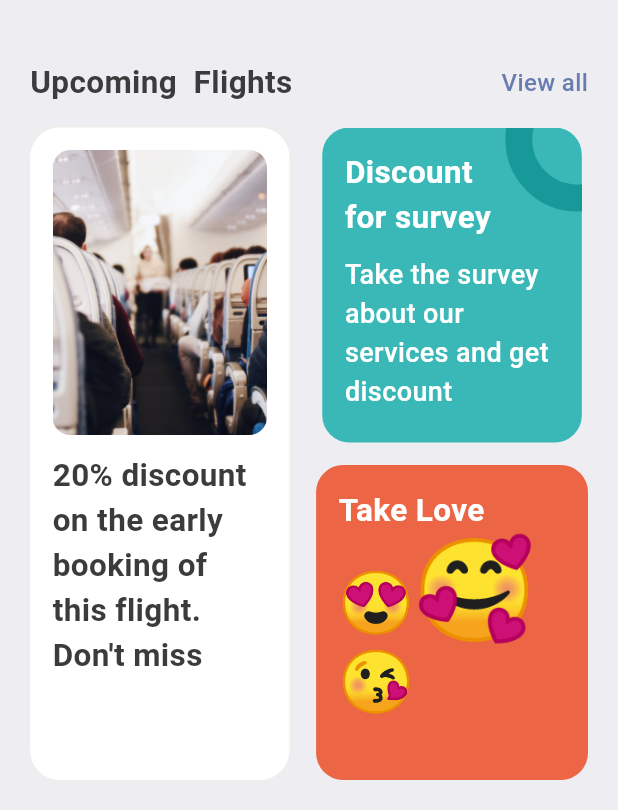
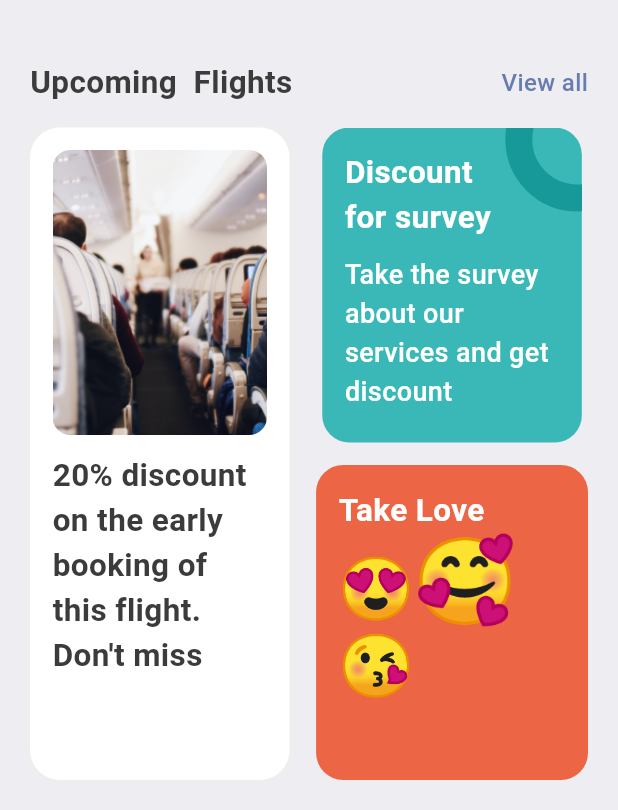
Before and after one commit to V-UNiQuE-V/travelit, a Flutter app: the SearchScreen screen opened directly, scrolled down 155 dp, on a phone screen of 412 x 824 dp, the part 426-1236 px from its top. Run offline on Flutter 3.47's test engine with Material 3 defaults, Android fonts, the phone set to English and light mode, and no system bars.

Commit message:
Ticket Screen : Color Overwriting

```diff
--- a/lib/base/bottom_nav_bar.dart
+++ b/lib/base/bottom_nav_bar.dart
@@ -2,6 +2,7 @@ import 'package:flutter/material.dart';
 import 'package:ticket_app/screens/search/search_screen.dart';
 
 import '../screens/home/home_screen.dart';
+import '../screens/ticket/ticket_screen.dart';
 class BottomNavBar extends StatefulWidget {
   const BottomNavBar({super.key});
 
@@ -15,7 +16,7 @@ class _BottomNavBarState extends State<BottomNavBar> {
     // const Center(child: Text("Home")),
     const HomeScreen(),
     const SearchScreen(),
-    const Center(child: Text("Tickets")),
+    const TicketScreen(),
     const Center(child: Text("Profile")),
   ];
   //change our index for BottomNavBar
--- a/lib/base/res/app_styles.dart
+++ b/lib/base/res/app_styles.dart
@@ -10,9 +10,12 @@ class AppStyles {
   static Color ticketOrange = const Color(0xFFF37B67);
   static Color khakiColor = const Color(0xFFd2bdb6);
   static Color ticketTabColor = const Color(0xFFF4F6FD);
-  static Color iconColor = const Color(0xFFBFC2DF);
+  static Color planeColor = const Color(0xFFBFC2DF);
   static Color findTicketColor = const Color(0xD91130CE);
   static Color circleColor = const Color(0xFF189999);
+  static Color ticketColor = Colors.white;
+  static Color dotColor = const Color(0xFF8ACCF7);
+  static Color planeSecondColor = const Color(0xFFBACCF7);
 
   static TextStyle textStyle = TextStyle(
     fontSize: 16,
@@ -38,7 +41,6 @@ class AppStyles {
   static TextStyle headLineStyle4 = TextStyle(
     fontSize: 14,
     fontWeight: FontWeight.w500,
-    color: Colors.white
   );
 
 }
--- a/lib/base/widgets/app_layoutbuilder_widget.dart
+++ b/lib/base/widgets/app_layoutbuilder_widget.dart
@@ -3,8 +3,9 @@ import 'package:flutter/material.dart';
 class AppLayoutBuilderWidget extends StatelessWidget {
   final int randomDivider;
   final double width;
+  final bool? isColor;
 
-  const AppLayoutBuilderWidget({super.key, required this.randomDivider, this.width=3});
+  const AppLayoutBuilderWidget({super.key, required this.randomDivider, this.width=3, this.isColor});
 
   @override
   Widget build(BuildContext context) {
@@ -14,7 +15,7 @@ class AppLayoutBuilderWidget extends StatelessWidget {
         mainAxisAlignment: MainAxisAlignment.spaceBetween,
         direction: Axis.horizontal,
         children: List.generate((constraints.constrainWidth()/randomDivider).floor(), (index) => SizedBox(
-          width: width, height: 1, child: DecoratedBox(decoration: BoxDecoration(color: Colors.white)),
+          width: width, height: 1, child: DecoratedBox(decoration: BoxDecoration(color: isColor==null? Colors.white : Colors.grey.shade300)),
         )),
 
         //length : constraints.constrainWidth()/randomDivider).floor() - tells how many widgets are we generating
--- a/lib/base/widgets/big_circle.dart
+++ b/lib/base/widgets/big_circle.dart
@@ -2,7 +2,8 @@ import 'package:flutter/material.dart';
 
 class BigCircle extends StatelessWidget {
   final bool isRight;
-  const BigCircle({super.key, required this.isRight});
+  final bool? isColor;
+  const BigCircle({super.key, required this.isRight, this.isColor});
 
   @override
   Widget build(BuildContext context) {
@@ -11,7 +12,7 @@ class BigCircle extends StatelessWidget {
       width: 10,
       child: DecoratedBox(
           decoration: BoxDecoration(
-              color: Colors.white,
+              color: isColor==null?Colors.white : Colors.grey.shade200,
               borderRadius: isRight==true?BorderRadius.only(
                   topLeft: Radius.circular(10),
                   bottomLeft: Radius.circular(10)
--- a/lib/base/widgets/big_dot.dart
+++ b/lib/base/widgets/big_dot.dart
@@ -1,14 +1,16 @@
 import 'package:flutter/material.dart';
+import 'package:ticket_app/base/res/app_styles.dart';
 
 class BigDot extends StatelessWidget {
-  const BigDot({super.key});
+  final bool? isColor;
+  const BigDot({super.key, this.isColor});
 
   @override
   Widget build(BuildContext context) {
     return Container(
       padding: EdgeInsets.all(3),
       decoration: BoxDecoration(
-        border: Border.all(width: 2.5, color: Colors.white),
+        border: Border.all(width: 2.5, color: isColor==null? Colors.white : AppStyles.dotColor),
         borderRadius: BorderRadius.circular(20),
       ),
     );
--- a/lib/base/widgets/text_style_fourth.dart
+++ b/lib/base/widgets/text_style_fourth.dart
@@ -5,14 +5,15 @@ import '../res/app_styles.dart';
 class TextStyleFourth extends StatelessWidget {
   final String text;
   final TextAlign align;
-  const TextStyleFourth({super.key, required this.text, this.align = TextAlign.start});
+  final bool? isColor;
+  const TextStyleFourth({super.key, required this.text, this.align = TextAlign.start, this.isColor});
 
   @override
   Widget build(BuildContext context) {
     return Text(
       text,
       textAlign: align,
-      style: AppStyles.headLineStyle4
+      style: isColor==null? AppStyles.headLineStyle4.copyWith(color: Colors.white) : AppStyles.headLineStyle4
     );
   }
 }
--- a/lib/base/widgets/text_style_third.dart
+++ b/lib/base/widgets/text_style_third.dart
@@ -4,13 +4,14 @@ import '../res/app_styles.dart';
 
 class TextStyleThird extends StatelessWidget {
   final String text;
-  const TextStyleThird({super.key, required this.text});
+  final bool? isColor;
+  const TextStyleThird({super.key, required this.text, this.isColor});
 
   @override
   Widget build(BuildContext context) {
     return Text(
     text,
-      style: AppStyles.headLineStyle3.copyWith(color: Colors.white),
+      style: isColor==null? AppStyles.headLineStyle3.copyWith(color: Colors.white) : AppStyles.headLineStyle3,
     );
   }
 }
--- a/lib/screens/search/search_screen.dart
+++ b/lib/screens/search/search_screen.dart
@@ -24,7 +24,7 @@ class SearchScreen extends StatelessWidget {
               fontSize: 35
           )),
           SizedBox(height: 20),
-          AppTicketTabs(),
+          AppTicketTabs(firstTab: "Airline Tickets", secondTab: "Hotels"),
           SizedBox(height: 25),
           AppTextIcon(text: "Departure",  icon: Icons.flight_takeoff_rounded),
           SizedBox(height: 20),
--- a/lib/screens/search/widgets/app_text_icon.dart
+++ b/lib/screens/search/widgets/app_text_icon.dart
@@ -17,7 +17,7 @@ class AppTextIcon extends StatelessWidget {
       child:
       Row(
         children: [
-          Icon(icon, color: AppStyles.iconColor),
+          Icon(icon, color: AppStyles.planeColor),
           SizedBox(width: 10),
           Text(text, style: AppStyles.textStyle),
         ],
--- a/lib/screens/search/widgets/app_ticket_tabs.dart
+++ b/lib/screens/search/widgets/app_ticket_tabs.dart
@@ -2,7 +2,9 @@ import 'package:flutter/material.dart';
 import 'package:ticket_app/base/res/app_styles.dart';
 
 class AppTicketTabs extends StatelessWidget {
-  const AppTicketTabs({super.key});
+  final String firstTab;
+  final String secondTab;
+  const AppTicketTabs({super.key, required this.firstTab, required this.secondTab});
 
   @override
   Widget build(BuildContext context) {
@@ -15,8 +17,8 @@ class AppTicketTabs extends StatelessWidget {
       ),
       child: Row(
         children: [
-          AppTabs(tabText: "Airline Tickets"),
-          AppTabs(tabText: "Hotels", tabBorder: true, tabColor: true),
+          AppTabs(tabText: firstTab),
+          AppTabs(tabText: secondTab, tabBorder: true, tabColor: true),
         ],
       ),
     );
--- a/lib/screens/search/widgets/ticket_promotion.dart
+++ b/lib/screens/search/widgets/ticket_promotion.dart
@@ -109,7 +109,7 @@ class TicketPromotion extends StatelessWidget {
                           text: '😍', style: TextStyle(fontSize: 40)
                         ),
                         TextSpan(
-                            text: '🥰', style: TextStyle(fontSize: 65)
+                            text: '🥰', style: TextStyle(fontSize: 55)
                         ),
                         TextSpan(
                             text: '😘', style: TextStyle(fontSize: 40)
```
Also changed, not shown: lib/base/widgets/app_column_text_layout.dart (+4 -3 lines), lib/base/widgets/ticket_view.dart (+21 -20 lines), lib/screens/ticket/ticket_screen.dart (added, +30 -0 lines).
